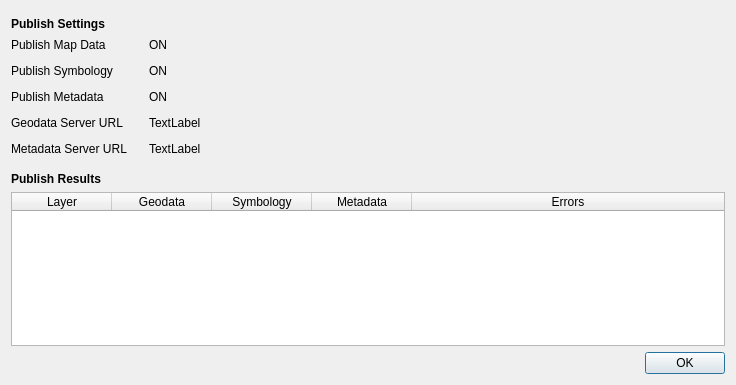
This is geocatbridge/ui/publishreportdialog.ui in GeoCat/qgis-bridge-plugin as Qt 5 draws it before an edit. The edited form follows.
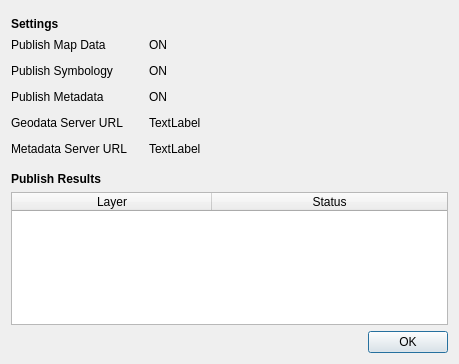
This is the edited form.

What changed in the file:
```diff
--- a/geocatbridge/ui/publishreportdialog.ui
+++ b/geocatbridge/ui/publishreportdialog.ui
@@ -9,8 +9,8 @@
    <rect>
     <x>0</x>
     <y>0</y>
-    <width>736</width>
-    <height>385</height>
+    <width>459</width>
+    <height>364</height>
    </rect>
   </property>
   <property name="windowTitle">
@@ -35,7 +35,7 @@
       </font>
      </property>
      <property name="text">
-      <string>Publish Settings</string>
+      <string>Settings</string>
      </property>
      <property name="alignment">
       <set>Qt::AlignBottom|Qt::AlignLeading|Qt::AlignLeft</set>
@@ -251,9 +251,33 @@
    </item>
    <item>
     <widget class="QTableWidget" name="tableWidget">
+     <property name="horizontalScrollBarPolicy">
+      <enum>Qt::ScrollBarAlwaysOff</enum>
+     </property>
+     <property name="sizeAdjustPolicy">
+      <enum>QAbstractScrollArea::AdjustToContents</enum>
+     </property>
+     <property name="editTriggers">
+      <set>QAbstractItemView::NoEditTriggers</set>
+     </property>
+     <property name="selectionMode">
+      <enum>QAbstractItemView::NoSelection</enum>
+     </property>
+     <property name="selectionBehavior">
+      <enum>QAbstractItemView::SelectRows</enum>
+     </property>
+     <property name="textElideMode">
+      <enum>Qt::ElideMiddle</enum>
+     </property>
      <property name="wordWrap">
       <bool>true</bool>
      </property>
+     <attribute name="horizontalHeaderDefaultSectionSize">
+      <number>200</number>
+     </attribute>
+     <attribute name="horizontalHeaderMinimumSectionSize">
+      <number>100</number>
+     </attribute>
      <attribute name="horizontalHeaderStretchLastSection">
       <bool>true</bool>
      </attribute>
@@ -264,22 +288,7 @@
      </column>
      <column>
       <property name="text">
-       <string>Geodata</string>
-      </property>
-     </column>
-     <column>
-      <property name="text">
-       <string>Symbology</string>
-      </property>
-     </column>
-     <column>
-      <property name="text">
-       <string>Metadata</string>
-      </property>
-     </column>
-     <column>
-      <property name="text">
-       <string>Errors</string>
+       <string>Status</string>
       </property>
      </column>
     </widget>
```
Left out of the diff: 2 changed lines with no effect on the pictures.
